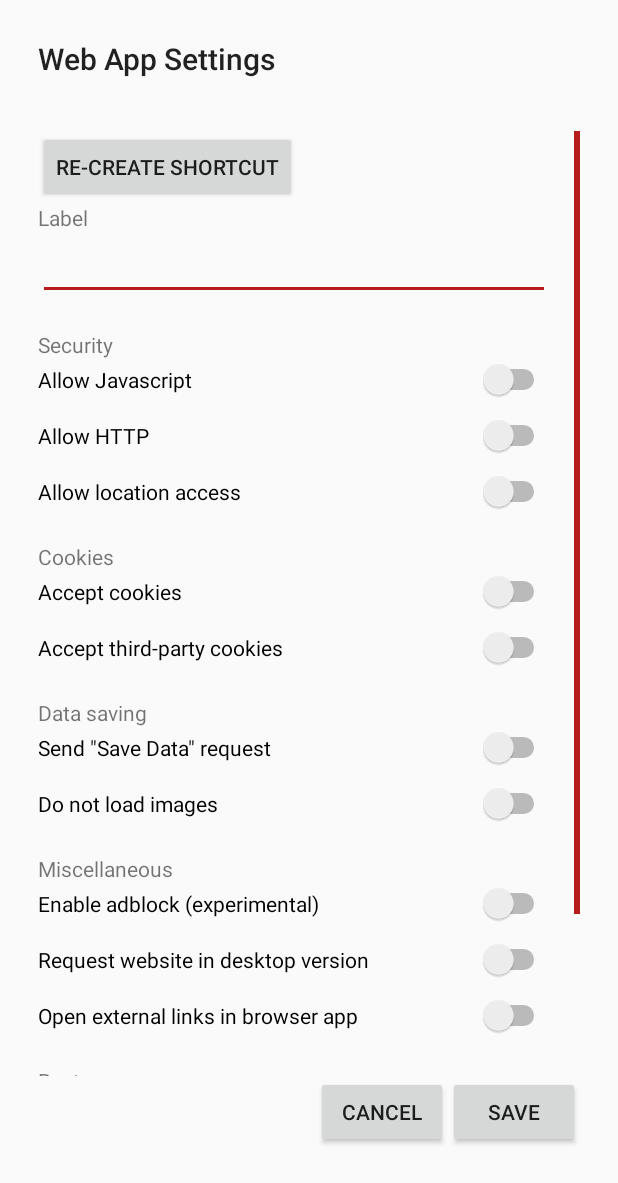
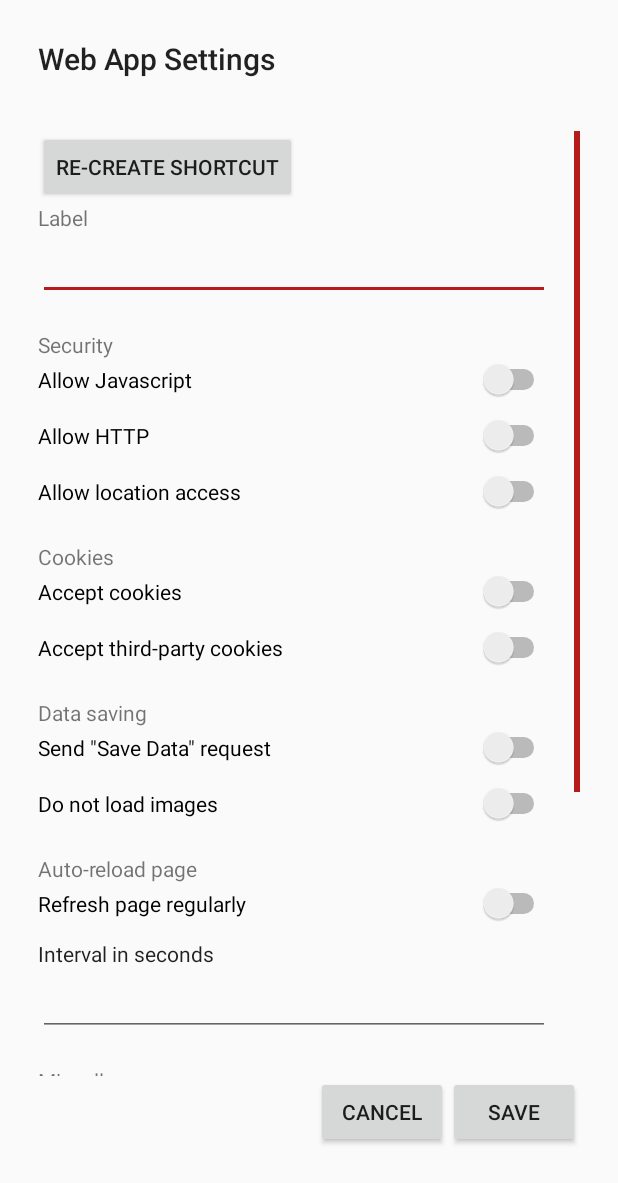
Before and after one commit to cylonid/NativeAlphaForAndroid, an Android app: the WebAppSettingsActivity screen opened directly, with no data from a screen before it, on a phone screen of 412 x 824 dp. Shown: the top 1183 px of the screen. Run offline under Robolectric (Android 15) with nearby library versions, the phone set to English and light mode, and no system bars; our stand-ins replace data binding; libraries missing offline, so code that uses them is left out: com.himanshurawat.hasher, com.mikhaellopez.circularprogressbar; 2 statements that could not run were skipped.

Commit message:
UI and code changes for autoreload

```diff
--- a/app/src/main/res/layout/webapp_settings.xml
+++ b/app/src/main/res/layout/webapp_settings.xml
@@ -152,6 +152,43 @@
                         android:checked="@={webapp.blockImages}"
                         android:enabled="true"
                         android:text="@string/do_not_load_images" />
+                    <TextView
+                        android:layout_width="match_parent"
+                        android:layout_height="wrap_content"
+                        android:text="@string/webapp_autoreload"
+                        android:textAppearance="@style/TextAppearance.AppCompat.Small" />
+                    <Switch
+                        android:id="@+id/switchAutoreload"
+                        android:layout_width="match_parent"
+                        android:layout_height="wrap_content"
+                        android:layout_marginBottom="@dimen/settings_bottom_innersection"
+                        android:checked="@={webapp.autoreload}"
+                        android:onCheckedChanged="@{(switch, checked) -> webapp.onSwitchAutoreloadChanged(switch, checked)}"
+                        android:text="@string/webapp_autoreload_switch" />
+
+                    <LinearLayout
+                        android:layout_width="match_parent"
+                        android:layout_height="wrap_content"
+                        android:orientation="vertical"
+                        android:layout_marginBottom="@dimen/settings_bottom"
+                        android:visibility="visible">
+
+                        <TextView
+                            android:layout_width="match_parent"
+                            android:layout_height="wrap_content"
+                            android:textColor="?android:attr/textColorPrimary"
+                            android:text="@string/webapp_interval_for_reload" />
+
+                        <EditText
+                            android:id="@+id/textReloadInterval"
+                            android:layout_width="match_parent"
+                            android:layout_height="wrap_content"
+                            android:fontFamily="sans-serif"
+                            android:enabled="@{webapp.autoreload}"
+                            android:inputType="number"
+                            android:text="@={`` + webapp.timeAutoreload}" />
+
+                    </LinearLayout>
 
                     <TextView
                         android:layout_width="match_parent"
@@ -184,6 +221,7 @@
                         android:layout_marginBottom="@dimen/settings_bottom"
                         android:checked="@={webapp.openUrlExternal}"
                         android:text="@string/open_external_links_in_browser_app" />
+
 
                     <TextView
                         android:layout_width="match_parent"
--- a/app/src/main/res/values/strings.xml
+++ b/app/src/main/res/values/strings.xml
@@ -87,6 +87,9 @@
     <string name="permission_storage_rationale">If you want Native Alpha Web Apps to be able to download files, you have to accept the storage permission request.</string>
     <string name="file_download">File is being downloaded...</string>
     <string name="custom_icon">Select custom icon</string>
+    <string name="webapp_autoreload">Auto-reload page</string>
+    <string name="webapp_interval_for_reload">Interval in seconds</string>
+    <string name="webapp_autoreload_switch">Refresh page regularly</string>
 
 
 </resources>
```
Also changed, not shown: app/src/main/java/com/cylonid/nativealpha/WebViewActivity.java (+23 -4 lines), app/src/main/java/com/cylonid/nativealpha/model/WebApp.java (+31 -0 lines), 1 other file.
